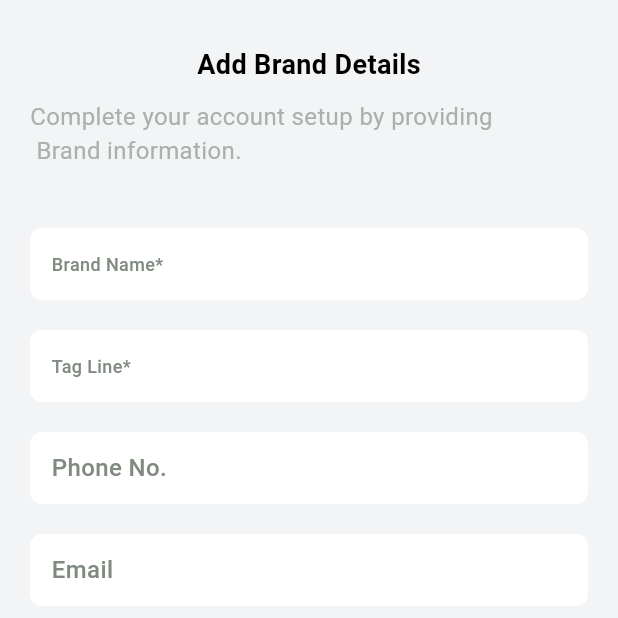
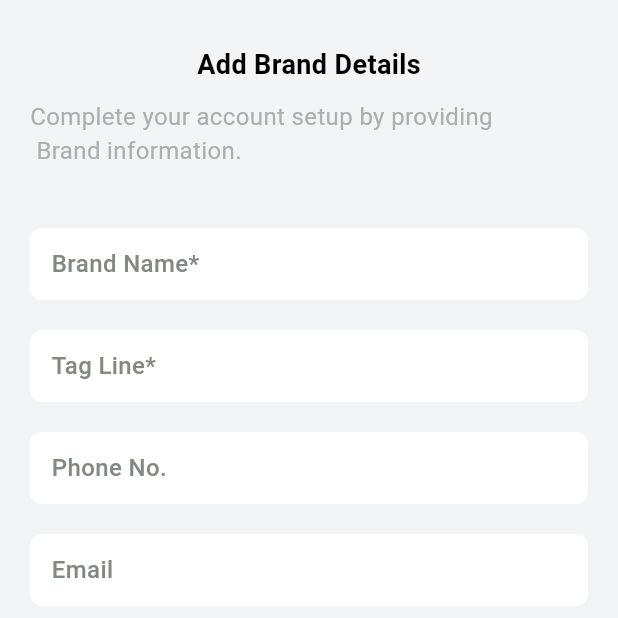
Before and after one commit to UmeshBrainbinary/festival_studio, a Flutter app: the AddDetailsScreen screen opened directly, on a phone screen of 412 x 824 dp, the top half of it. Run offline on Flutter 3.47's test engine with Material 3 defaults, Android fonts, the phone set to English and light mode, and no system bars; drawn by our look-alikes of auto_size_text; our stand-ins replace country_picker, get, pinput, shared_preferences; accounts and stored records are empty.

```diff
--- a/lib/common/common_text_field.dart
+++ b/lib/common/common_text_field.dart
@@ -1,3 +1,4 @@
+import 'package:auto_size_text/auto_size_text.dart';
 import 'package:festiveapp_studio/common/testStyle.dart';
 import 'package:festiveapp_studio/utils/app_colors.dart';
 import 'package:flutter/material.dart';
@@ -30,22 +31,25 @@ class CommonTextField extends StatelessWidget {
       height: height ?? 48,
       padding: EdgeInsets.symmetric(horizontal: Get.width * 0.035),
       decoration: BoxDecoration(
-          borderRadius: BorderRadius.circular(8), color: AppColors.white),
+          borderRadius: BorderRadius.circular(8),
+          color: AppColors.white
+      ),
       child: Row(
         children: [
           SizedBox(
             width: Get.width * 0.255,
             child: leadingWidget ??
-                Text(
+                AutoSizeText(
                   hint ?? "",
+                  minFontSize: 12,
                   style: mediumFontStyle(color: AppColors.hintColor, size: 16),
                 ),
           ),
+
           Expanded(
             child: TextFormField(
               maxLines: maxLines,
               controller: controller,
-
               keyboardType: textInputType,
               // validator: validator,
               inputFormatters: inputFormator,
--- a/lib/screen/add_details/widget/add_details_widget.dart
+++ b/lib/screen/add_details/widget/add_details_widget.dart
@@ -42,35 +42,31 @@ Widget addDetailsTextField() {
             height: 40,
           ),
           CommonTextField(
-            leadingWidget: SizedBox(
-              width: 0.22,
-              child: Text(
-                StringRes.brandName,
-                style: mediumFontStyle(color: AppColors.hintColor),
-              ),
-            ),
+            // leadingWidget: SizedBox(
+            //   width: 0.22,
+            //   child: Text(
+            //     StringRes.brandName,
+            //     style: mediumFontStyle(color: AppColors.hintColor),
+            //   ),
+            // ),
+            hint: StringRes.brandName,
             controller: controller.brandName,
           ),
           const SizedBox(
             height: 20,
           ),
           CommonTextField(
-              leadingWidget: SizedBox(
-                width: 0.22,
-                child: Text(
-                  StringRes.tagLine,
-                  style: mediumFontStyle(color: AppColors.hintColor),
-                ),
-              ),
+              hint: StringRes.tagLine,
               controller: controller.tagLine),
           const SizedBox(
             height: 20,
           ),
           CommonTextField(
-              hint: StringRes.phoneNo, controller: controller.phoneNumber),
+              hint: StringRes.phoneNo, controller: controller.phoneNumber,textInputType: TextInputType.phone),
           const SizedBox(
             height: 20,
           ),
+
           CommonTextField(hint: StringRes.email, controller: controller.email),
           const SizedBox(
             height: 20,
@@ -123,7 +119,7 @@ Widget addDetailsTextField() {
           CommonPrimaryButton(
               onTap: () {
                 if (controller.validate()) {
-                  Get.to(BtnScreen());
+                  Get.to(DashboardScreen());
                 }
               },
               text: StringRes.submit)
--- a/lib/screen/auth/otp_verification/otp_screen.dart
+++ b/lib/screen/auth/otp_verification/otp_screen.dart
@@ -56,7 +56,7 @@ class OtpScreen extends StatelessWidget {
                     AndroidSmsAutofillMethod.smsRetrieverApi,
                 controller: controller.otpController,
                 onCompleted: (value) {
-                  Get.to(AddDetailsScreen());
+                  Get.to(()=>AddDetailsScreen());
                 },
                 defaultPinTheme: PinTheme(
                     height: width * 0.17,
--- a/lib/screen/bottom_navigation/bottom_navigation_screen.dart
+++ b/lib/screen/bottom_navigation/bottom_navigation_screen.dart
@@ -5,8 +5,8 @@ import 'package:festiveapp_studio/utils/app_colors.dart';
 import 'package:flutter/material.dart';
 import 'package:get/get.dart';
 
-class BtnScreen extends StatelessWidget {
-  BtnScreen({Key? key}) : super(key: key);
+class DashboardScreen extends StatelessWidget {
+  DashboardScreen({Key? key}) : super(key: key);
 
   final BtnController controller = Get.put(BtnController());
 
--- a/lib/utils/pref_keys.dart
+++ b/lib/utils/pref_keys.dart
@@ -1,3 +1,4 @@
 class PrefKeys{
   static const String isLogin = "is0Login";
+  static const String isIntroDone = "isIntroDone";
 }
```
Also changed, not shown: lib/main.dart (+6 -1 lines), lib/screen/card_detail/card_detail_screen.dart (added, +12 -0 lines), lib/screen/card_detail/cart_detail_controller.dart (added, +8 -0 lines), lib/screen/intro/onboarding/onboarding_controller.dart (+5 -2 lines), lib/screen/intro/splash/splash_controller.dart (+10 -5 lines).
